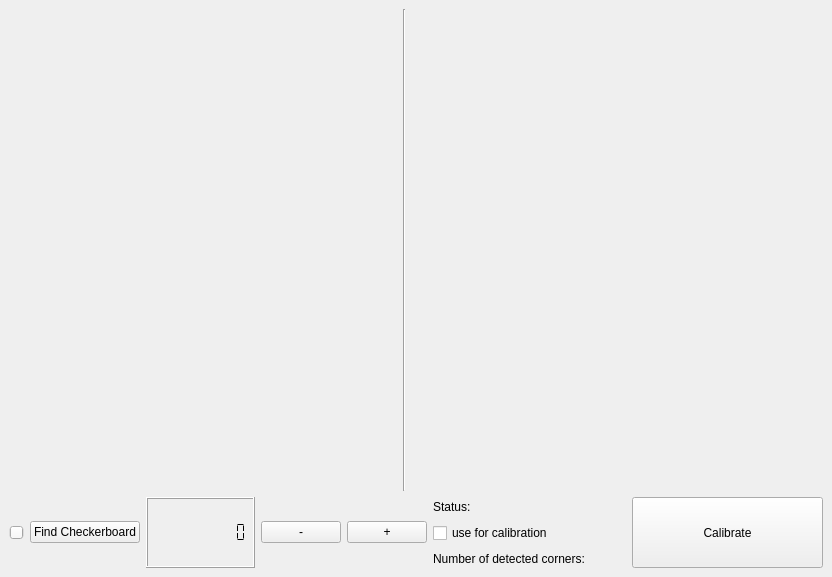
This is src/pclviewer.ui in Dtananaev/calibration as Qt 5 draws it before an edit. The edited form follows.
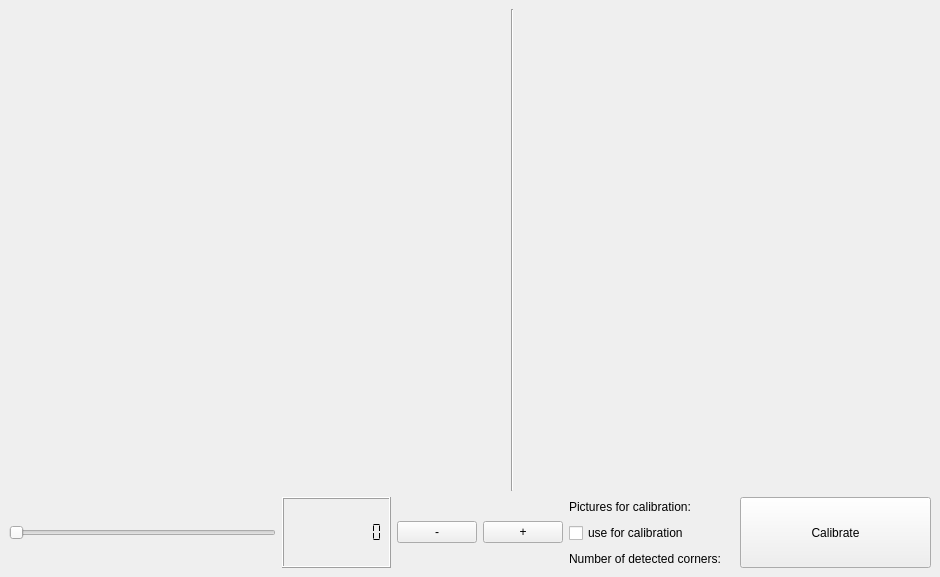
This is the edited form. Custom widgets are drawn as their Qt base class.

```diff
--- a/src/pclviewer.ui
+++ b/src/pclviewer.ui
@@ -9,7 +9,7 @@
    <rect>
     <x>0</x>
     <y>0</y>
-    <width>813</width>
+    <width>940</width>
     <height>577</height>
    </rect>
   </property>
@@ -81,13 +81,6 @@
           </property>
          </widget>
         </item>
-        <item>
-         <widget class="QPushButton" name="findCheck">
-          <property name="text">
-           <string>Find Checkerboard</string>
-          </property>
-         </widget>
-        </item>
        </layout>
       </item>
       <item>
@@ -119,7 +112,7 @@
         <item row="0" column="0">
          <widget class="QLabel" name="label">
           <property name="text">
-           <string>Status:</string>
+           <string>Pictures for calibration:</string>
           </property>
          </widget>
         </item>
```
Left out of the diff: 2 changed lines with no effect on the pictures.
